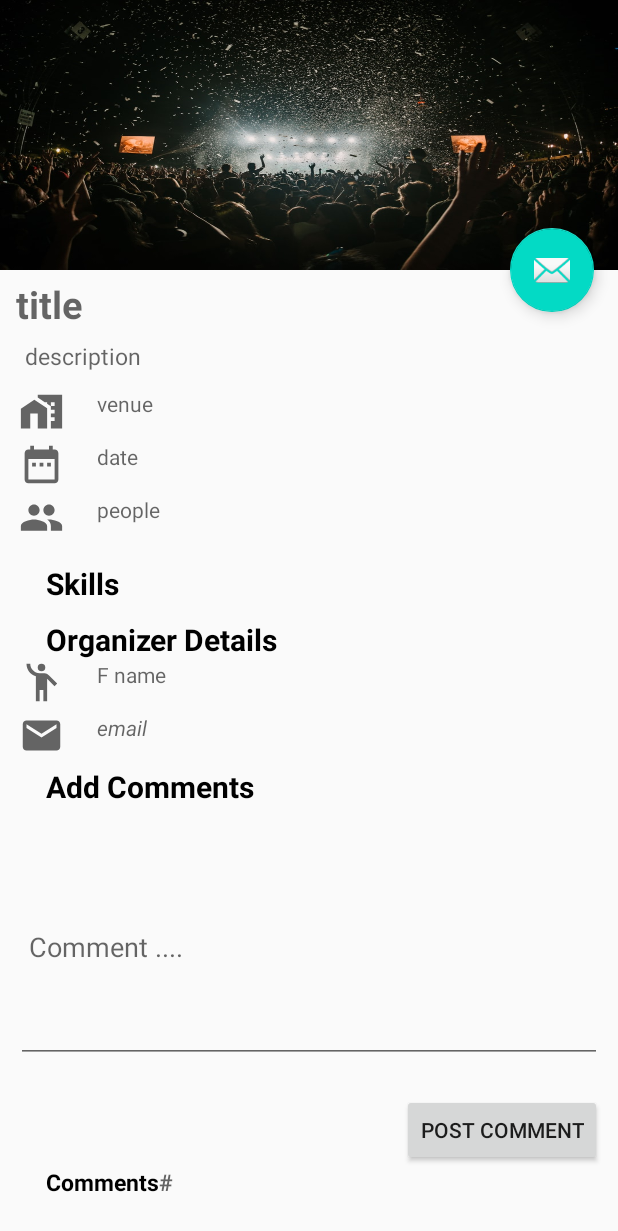
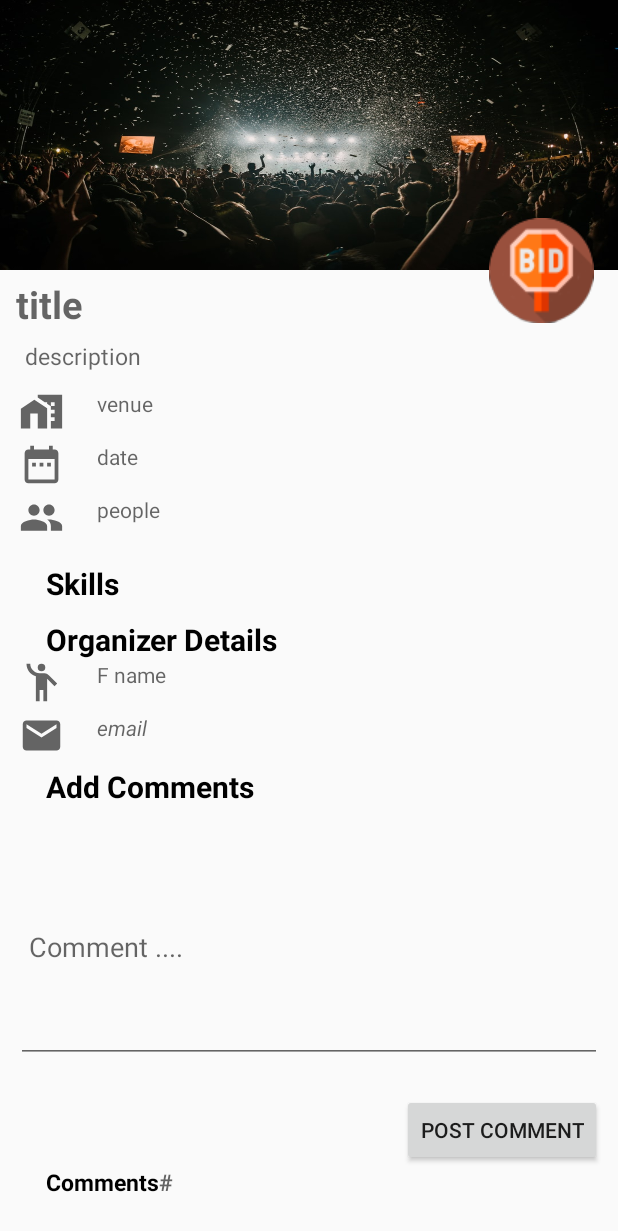
Before and after one commit to SandeepaFernando/Eventz_Android, an Android app: the Event_infoActivity screen opened directly, with no data from a screen before it, on a phone screen of 412 x 824 dp. Shown: the top 1231 px of the screen. Run offline under Robolectric (Android 15) with nearby library versions, the phone set to English and light mode, and no system bars; our stand-ins replace Volley; libraries missing offline, so code that uses them is left out: com.google.firebase.iid; network calls fail.

Commit message:
Add New Fab(bid), changes in colours

```diff
--- a/app/src/main/java/com/example/eventz/eventInfo/Event_infoActivity.java
+++ b/app/src/main/java/com/example/eventz/eventInfo/Event_infoActivity.java
@@ -40,6 +40,7 @@ import android.util.Log;
 import android.view.View;
 import android.widget.Button;
 import android.widget.EditText;
+import android.widget.ImageButton;
 import android.widget.LinearLayout;
 import android.widget.TextView;
 import android.widget.Toast;
@@ -96,7 +97,7 @@ public class Event_infoActivity extends AppCompatActivity implements CommentAdap
         CollapsingToolbarLayout toolBarLayout = (CollapsingToolbarLayout) findViewById(R.id.toolbar_layout);
         toolBarLayout.setTitle(getTitle());
 
-        FloatingActionButton fab = (FloatingActionButton) findViewById(R.id.fab);
+        ImageButton fab = findViewById(R.id.fab);
         fab.setOnClickListener(new View.OnClickListener() {
             @Override
             public void onClick(View view) {
--- a/app/src/main/res/layout/activity_event_info.xml
+++ b/app/src/main/res/layout/activity_event_info.xml
@@ -37,13 +37,15 @@
 
     <include layout="@layout/content_scrolling" />
 
-    <com.google.android.material.floatingactionbutton.FloatingActionButton
+    <ImageButton
         android:id="@+id/fab"
-        android:layout_width="wrap_content"
-        android:layout_height="wrap_content"
+        android:layout_width="70dp"
+        android:layout_height="70dp"
         android:layout_margin="@dimen/fab_margin"
         app:layout_anchor="@id/app_bar"
+        app:backgroundTint="#00FFFFFF"
         app:layout_anchorGravity="bottom|end"
-        app:srcCompat="@android:drawable/ic_dialog_email" />
+        android:src="@drawable/bid_icon" />
+
 
 </androidx.coordinatorlayout.widget.CoordinatorLayout>
--- a/app/src/main/res/values/colors.xml
+++ b/app/src/main/res/values/colors.xml
@@ -1,6 +1,6 @@
 <?xml version="1.0" encoding="utf-8"?>
 <resources>
-    <color name="colorPrimary">#6200EE</color>
-    <color name="colorPrimaryDark">#3700B3</color>
+    <color name="colorPrimary">#D1A319</color>
+    <color name="colorPrimaryDark">#B58804</color>
     <color name="colorAccent">#03DAC5</color>
 </resources>
```
Also changed, not shown: app/src/main/res/layout/activity_main.xml (+6 -6 lines), app/src/main/res/drawable/bg_event.jpg (added), app/src/main/res/drawable/bid_icon.png (added).
